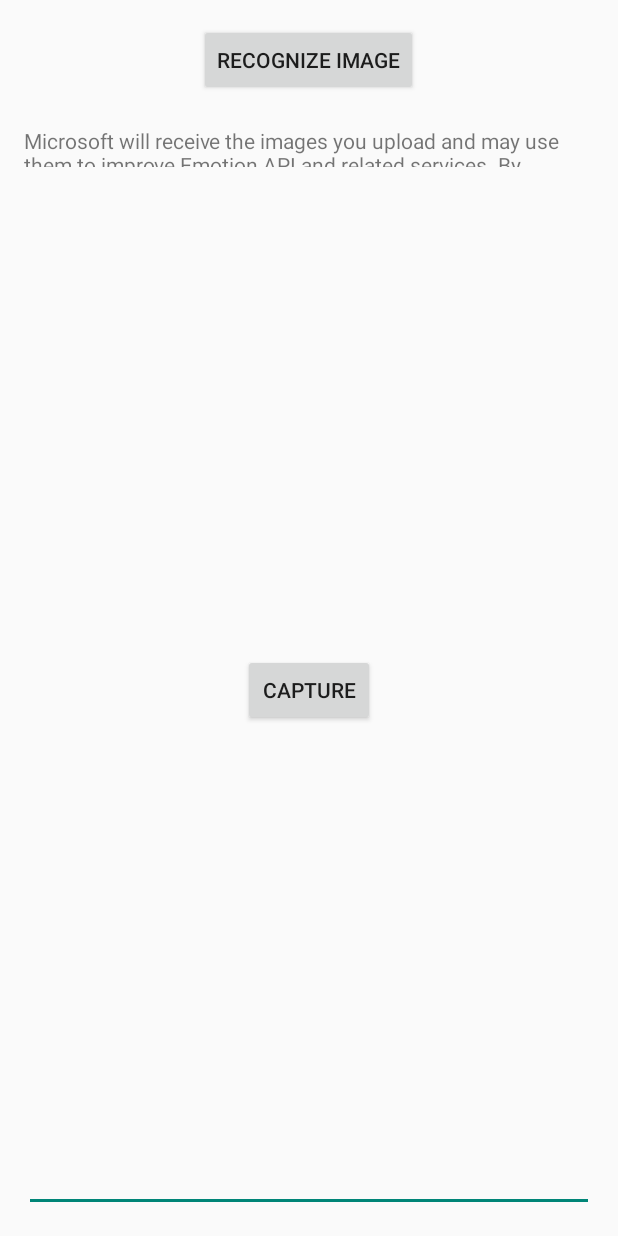
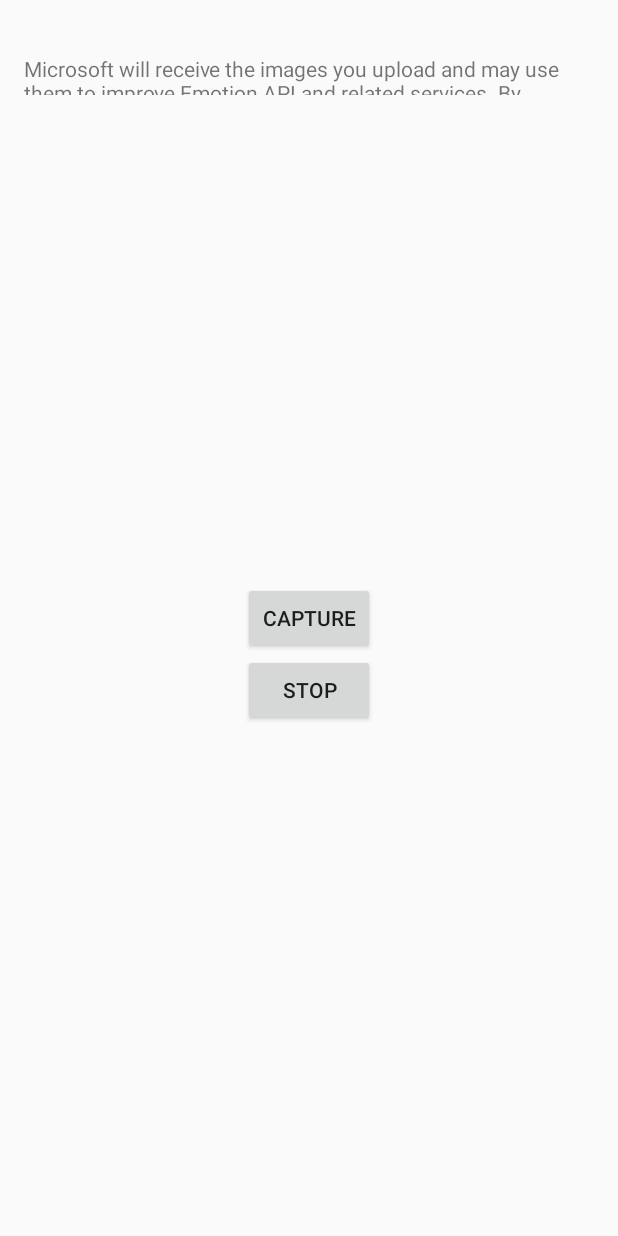
Before and after one commit to MatthewJPan/EmoTeller, an Android app: the layout activity_main.xml on its own in the app's theme, with its tools: preview values and no code run, on a phone screen of 412 x 824 dp. Run offline under Robolectric (Android 15) with nearby library versions, the light colour scheme and no system bars.

Commit message:
Added stop button

```diff
--- a/app/src/main/res/layout/activity_main.xml
+++ b/app/src/main/res/layout/activity_main.xml
@@ -13,30 +13,21 @@
         android:layout_alignParentTop="true"
         android:layout_alignParentStart="true">
 
-        <Button
-            android:layout_width="wrap_content"
-            android:layout_height="wrap_content"
-            android:text="Recognize Image"
-            android:id="@+id/button_recognize"
-            android:layout_gravity="center_horizontal"
-            android:onClick="activityRecognize" />
-
         <TextView
             android:layout_width="wrap_content"
             android:layout_height="27dp"
             android:layout_marginTop="20dp"
-            android:text="Microsoft will receive the images you upload and may use them to improve Emotion API and related services. By submitting an image, you confirm that you have consent from everyone in it."/>
+            android:text="Microsoft will receive the images you upload and may use them to improve Emotion API and related services. By submitting an image, you confirm that you have consent from everyone in it." />
+
         <FrameLayout
             android:id="@+id/camera_preview"
             android:layout_width="match_parent"
-            android:layout_height="205dp">
-
-        </FrameLayout>
+            android:layout_height="205dp" />
 
         <ImageView
             android:layout_width="103dp"
             android:layout_height="119dp"
-            android:id="@+id/imageView2" />
+            android:id="@+id/imageView" />
 
         <Button
             android:id="@+id/button_capture"
@@ -44,12 +35,20 @@
             android:layout_height="wrap_content"
             android:layout_gravity="center"
             android:text="Capture" />
-        <EditText
+
+        <Button
+            android:id="@+id/button_stop"
+            android:layout_width="wrap_content"
+            android:layout_height="wrap_content"
+            android:layout_gravity="center"
+            android:text="Stop" />
+
+        <TextView
             android:layout_width="match_parent"
             android:layout_height="match_parent"
             android:inputType="textMultiLine"
             android:ems="10"
-            android:id="@+id/editTextResult" />
+            android:id="@+id/textResult" />
     </LinearLayout>
 
 </RelativeLayout>
```
